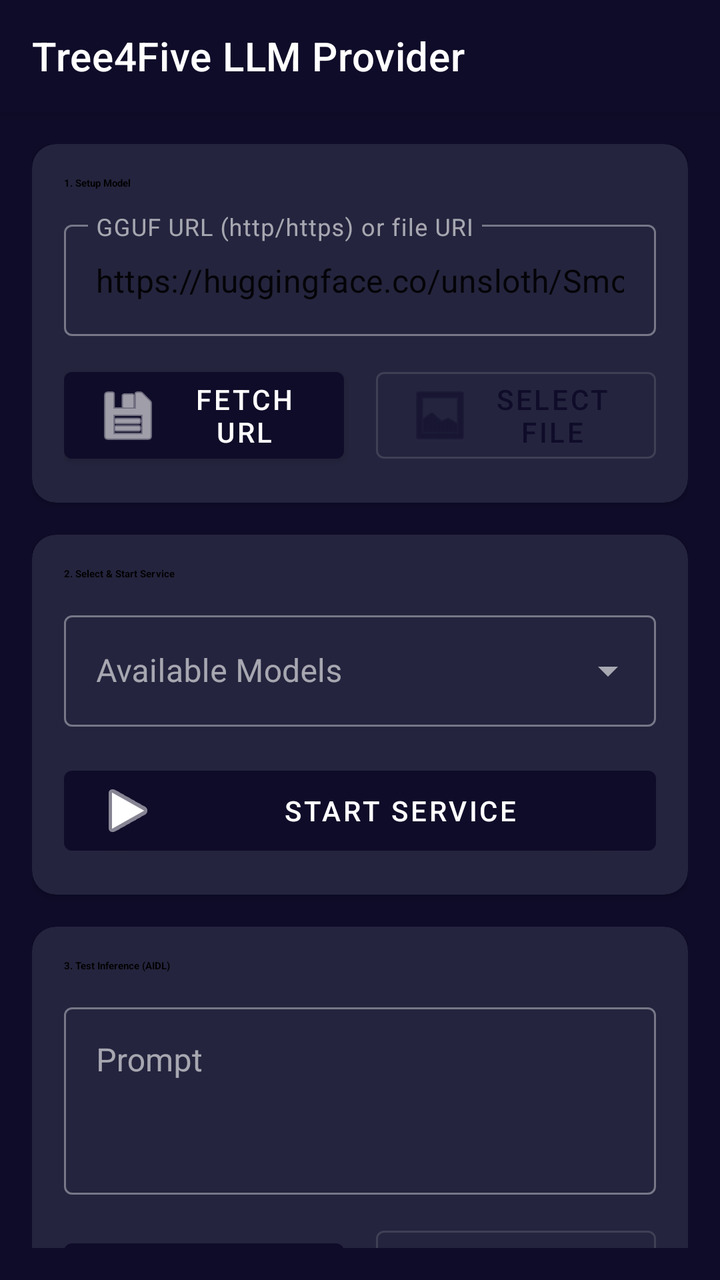
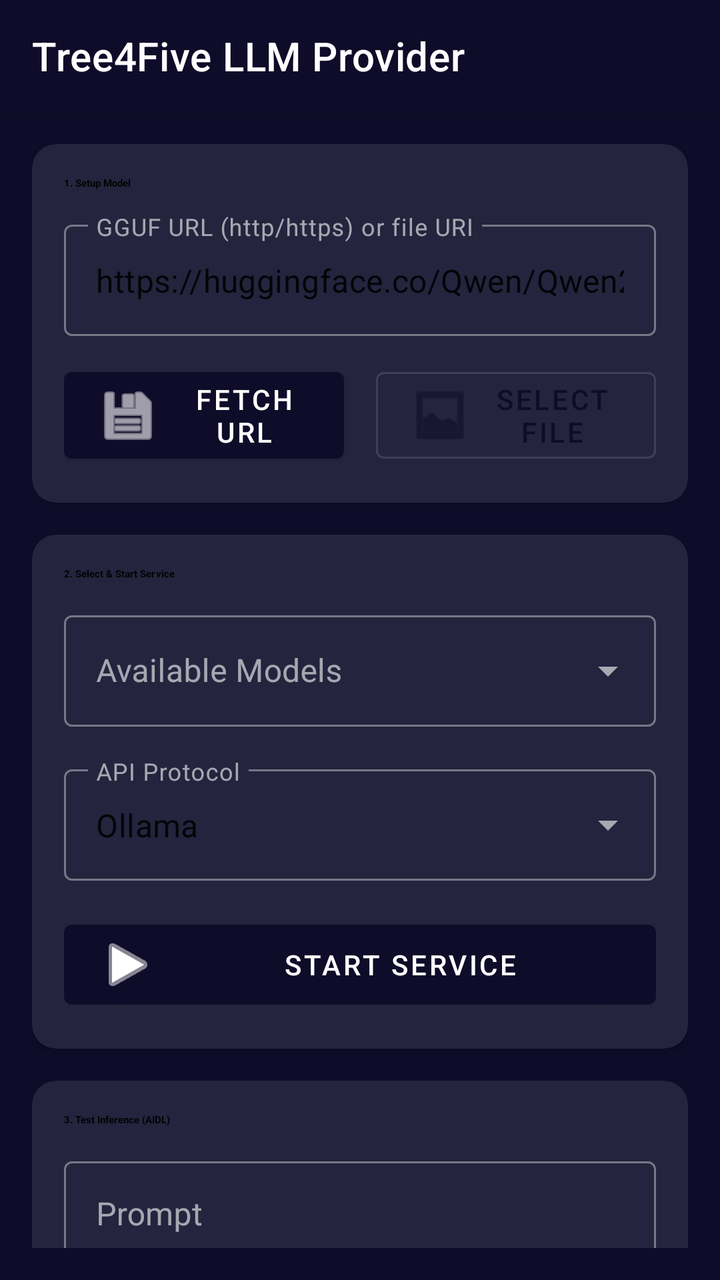

Before-and-after screenshots of an Android layout around one commit, followed by the original layout XML and the change that was made.
<!-- AndroidManifest.xml: application theme Theme.Tree4Five -->
<!-- res/layout/activity_main.xml -->
<?xml version="1.0" encoding="utf-8"?>
<androidx.coordinatorlayout.widget.CoordinatorLayout xmlns:android="http://schemas.android.com/apk/res/android"
    xmlns:app="http://schemas.android.com/apk/res-auto"
    android:layout_width="match_parent"
    android:layout_height="match_parent"
    android:background="?android:attr/colorBackground">

    <com.google.android.material.appbar.AppBarLayout
        android:layout_width="match_parent"
        android:layout_height="wrap_content">
        
        <com.google.android.material.appbar.MaterialToolbar
            android:id="@+id/toolbar"
            android:layout_width="match_parent"
            android:layout_height="?attr/actionBarSize"
            app:title="Tree4Five LLM Provider"
            style="@style/Widget.MaterialComponents.Toolbar.Primary" />
    </com.google.android.material.appbar.AppBarLayout>

    <androidx.core.widget.NestedScrollView
        android:layout_width="match_parent"
        android:layout_height="match_parent"
        app:layout_behavior="@string/appbar_scrolling_view_behavior"
        android:padding="16dp">

        <LinearLayout
            android:layout_width="match_parent"
            android:layout_height="wrap_content"
            android:orientation="vertical">

            
            <com.google.android.material.card.MaterialCardView
                android:layout_width="match_parent"
                android:layout_height="wrap_content"
                app:cardCornerRadius="12dp"
                app:cardElevation="2dp"
                android:layout_marginBottom="16dp">

                <LinearLayout
                    android:layout_width="match_parent"
                    android:layout_height="wrap_content"
                    android:orientation="vertical"
                    android:padding="16dp">

                    <TextView
                        android:layout_width="wrap_content"
                        android:layout_height="wrap_content"
                        android:text="1. Setup Model"
                        android:textAppearance="?attr/textAppearanceTitleMedium"
                        android:textStyle="bold"
                        android:layout_marginBottom="12dp"/>

                    <com.google.android.material.textfield.TextInputLayout
                        android:layout_width="match_parent"
                        android:layout_height="wrap_content"
                        android:hint="GGUF URL (http/https) or file URI"
                        style="@style/Widget.MaterialComponents.TextInputLayout.OutlinedBox">
                        
                        <com.google.android.material.textfield.TextInputEditText
                            android:id="@+id/etModelUrl"
                            android:layout_width="match_parent"
                            android:layout_height="wrap_content"
                            android:text="https://huggingface.co/unsloth/SmolLM2-135M-Instruct-GGUF/resolve/main/SmolLM2-135M-Instruct-Q4_K_M.gguf"
                            android:inputType="textUri"/>
                    </com.google.android.material.textfield.TextInputLayout>

                    <LinearLayout
                        android:layout_width="match_parent"
                        android:layout_height="wrap_content"
                        android:orientation="horizontal"
                        android:layout_marginTop="12dp"
                        android:weightSum="2">

                        <com.google.android.material.button.MaterialButton
                            android:id="@+id/btnDownload"
                            android:layout_width="0dp"
                            android:layout_height="wrap_content"
                            android:layout_weight="1"
                            android:layout_marginEnd="8dp"
                            android:text="Fetch URL"
                            app:icon="@android:drawable/ic_menu_save" />

                        <com.google.android.material.button.MaterialButton
                            android:id="@+id/btnSelectFile"
                            style="@style/Widget.MaterialComponents.Button.OutlinedButton"
                            android:layout_width="0dp"
                            android:layout_height="wrap_content"
                            android:layout_weight="1"
                            android:layout_marginStart="8dp"
                            android:text="Select File"
                            app:icon="@android:drawable/ic_menu_gallery" />
                    </LinearLayout>

                    <com.google.android.material.progressindicator.LinearProgressIndicator
                        android:id="@+id/progressBar"
                        android:layout_width="match_parent"
                        android:layout_height="wrap_content"
                        android:layout_marginTop="16dp"
                        android:visibility="gone"
                        android:max="100"/>
                        
                    <TextView
                        android:id="@+id/tvProgress"
                        android:layout_width="match_parent"
                        android:layout_height="wrap_content"
                        android:text="0%"
                        android:textAlignment="center"
                        android:layout_marginTop="4dp"
                        android:visibility="gone" />

                </LinearLayout>
            </com.google.android.material.card.MaterialCardView>

            
            <com.google.android.material.card.MaterialCardView
                android:layout_width="match_parent"
                android:layout_height="wrap_content"
                app:cardCornerRadius="12dp"
                app:cardElevation="2dp"
                android:layout_marginBottom="16dp">

                <LinearLayout
                    android:layout_width="match_parent"
                    android:layout_height="wrap_content"
                    android:orientation="vertical"
                    android:padding="16dp">

                    <TextView
                        android:layout_width="wrap_content"
                        android:layout_height="wrap_content"
                        android:text="2. Select &amp; Start Service"
                        android:textAppearance="?attr/textAppearanceTitleMedium"
                        android:textStyle="bold"
                        android:layout_marginBottom="12dp"/>

                    <com.google.android.material.textfield.TextInputLayout
                        style="@style/Widget.MaterialComponents.TextInputLayout.OutlinedBox.ExposedDropdownMenu"
                        android:layout_width="match_parent"
                        android:layout_height="wrap_content"
                        android:layout_marginBottom="16dp"
                        android:hint="Available Models">
                        
                        <AutoCompleteTextView
                            android:id="@+id/spinnerModels"
                            android:layout_width="match_parent"
                            android:layout_height="wrap_content"
                            android:inputType="none"/>
                    </com.google.android.material.textfield.TextInputLayout>

                    <com.google.android.material.button.MaterialButton
                        android:id="@+id/btnStartService"
                        android:layout_width="match_parent"
                        android:layout_height="wrap_content"
                        android:text="Start Service"
                        app:icon="@android:drawable/ic_media_play" />
                </LinearLayout>
            </com.google.android.material.card.MaterialCardView>

            
            <com.google.android.material.card.MaterialCardView
                android:layout_width="match_parent"
                android:layout_height="wrap_content"
                app:cardCornerRadius="12dp"
                app:cardElevation="2dp"
                android:layout_marginBottom="16dp">

                <LinearLayout
                    android:layout_width="match_parent"
                    android:layout_height="wrap_content"
                    android:orientation="vertical"
                    android:padding="16dp">

                    <TextView
                        android:layout_width="wrap_content"
                        android:layout_height="wrap_content"
                        android:text="3. Test Inference (AIDL)"
                        android:textAppearance="?attr/textAppearanceTitleMedium"
                        android:textStyle="bold"
                        android:layout_marginBottom="12dp"/>

                    <com.google.android.material.textfield.TextInputLayout
                        android:layout_width="match_parent"
                        android:layout_height="wrap_content"
                        android:hint="Prompt"
                        style="@style/Widget.MaterialComponents.TextInputLayout.OutlinedBox">

                        <com.google.android.material.textfield.TextInputEditText
                            android:id="@+id/etPrompt"
                            android:layout_width="match_parent"
                            android:layout_height="wrap_content"
                            android:inputType="textMultiLine"
                            android:lines="3"
                            android:gravity="top" />
                    </com.google.android.material.textfield.TextInputLayout>

                    <LinearLayout
                        android:layout_width="match_parent"
                        android:layout_height="wrap_content"
                        android:orientation="horizontal"
                        android:layout_marginTop="12dp"
                        android:weightSum="2">

                        <com.google.android.material.button.MaterialButton
                            android:id="@+id/btnTest"
                            android:layout_width="0dp"
                            android:layout_height="wrap_content"
                            android:layout_weight="1"
                            android:layout_marginEnd="8dp"
                            android:text="Generate"
                            app:icon="@android:drawable/ic_menu_edit" />

                        <com.google.android.material.button.MaterialButton
                            android:id="@+id/btnStop"
                            style="@style/Widget.MaterialComponents.Button.OutlinedButton"
                            android:layout_width="0dp"
                            android:layout_height="wrap_content"
                            android:layout_weight="1"
                            android:layout_marginStart="8dp"
                            android:text="Stop"
                            app:icon="@android:drawable/ic_menu_close_clear_cancel" />
                    </LinearLayout>

                    <com.google.android.material.card.MaterialCardView
                        android:layout_width="match_parent"
                        android:layout_height="wrap_content"
                        android:layout_marginTop="16dp"
                        app:cardBackgroundColor="?attr/colorSurface"
                        app:cardCornerRadius="8dp"
                        app:cardElevation="0dp"
                        app:strokeWidth="1dp"
                        app:strokeColor="?attr/colorSecondary">
                        
                        <TextView
                            android:id="@+id/tvOutput"
                            android:layout_width="match_parent"
                            android:layout_height="wrap_content"
                            android:padding="12dp"
                            android:text="Output will appear here..."
                            android:textAppearance="?attr/textAppearanceBodyMedium"
                            android:textColor="?attr/colorOnSurface"/>
                    </com.google.android.material.card.MaterialCardView>
                </LinearLayout>
            </com.google.android.material.card.MaterialCardView>

        </LinearLayout>
    </androidx.core.widget.NestedScrollView>

</androidx.coordinatorlayout.widget.CoordinatorLayout>
<!-- resources referenced by this layout -->
<resources>
  <style name="Theme.Tree4Five" parent="Theme.MaterialComponents.DayNight.NoActionBar">
          
          <item name="colorPrimary">@color/colorPrimary</item>
          <item name="colorPrimaryVariant">@color/colorPrimaryVariant</item>
          <item name="colorOnPrimary">@color/colorOnPrimary</item>
          
          <item name="colorSecondary">@color/colorSecondary</item>
          <item name="colorSecondaryVariant">@color/colorSecondaryVariant</item>
          <item name="colorOnSecondary">@color/colorOnSecondary</item>
          
          <item name="android:colorBackground">@color/colorBackground</item>
          <item name="colorSurface">@color/colorSurface</item>
          <item name="colorOnBackground">@color/colorOnBackground</item>
          <item name="colorOnSurface">@color/colorOnSurface</item>
      </style>
  <color name="colorPrimary">#0f0c29</color>
  <color name="colorPrimaryVariant">#24243e</color>
  <color name="colorOnPrimary">#FFFFFF</color>
  <color name="colorSecondary">#00f2fe</color>
  <color name="colorSecondaryVariant">#4facfe</color>
  <color name="colorOnSecondary">#000000</color>
  <color name="colorBackground">#0f0c29</color>
  <color name="colorSurface">#24243e</color>
  <color name="colorOnBackground">#FFFFFF</color>
  <color name="colorOnSurface">#FFFFFF</color>
</resources>

<!-- the commit's change to res/layout/activity_main.xml (unified diff, before → after) -->
@@ -60,7 +60,7 @@
                             android:id="@+id/etModelUrl"
                             android:layout_width="match_parent"
                             android:layout_height="wrap_content"
-                            android:text="https://huggingface.co/unsloth/SmolLM2-135M-Instruct-GGUF/resolve/main/SmolLM2-135M-Instruct-Q4_K_M.gguf"
+                            android:text="https://huggingface.co/Qwen/Qwen2.5-0.5B-Instruct-GGUF/resolve/main/qwen2.5-0.5b-instruct-q4_k_m.gguf"
                             android:inputType="textUri"/>
                     </com.google.android.material.textfield.TextInputLayout>
 
@@ -147,6 +147,21 @@
                             android:inputType="none"/>
                     </com.google.android.material.textfield.TextInputLayout>
 
+                    <com.google.android.material.textfield.TextInputLayout
+                        style="@style/Widget.MaterialComponents.TextInputLayout.OutlinedBox.ExposedDropdownMenu"
+                        android:layout_width="match_parent"
+                        android:layout_height="wrap_content"
+                        android:layout_marginBottom="16dp"
+                        android:hint="API Protocol">
+                        
+                        <AutoCompleteTextView
+                            android:id="@+id/spinnerProtocol"
+                            android:layout_width="match_parent"
+                            android:layout_height="wrap_content"
+                            android:text="Ollama"
+                            android:inputType="none"/>
+                    </com.google.android.material.textfield.TextInputLayout>
+
                     <com.google.android.material.button.MaterialButton
                         android:id="@+id/btnStartService"
                         android:layout_width="match_parent"
